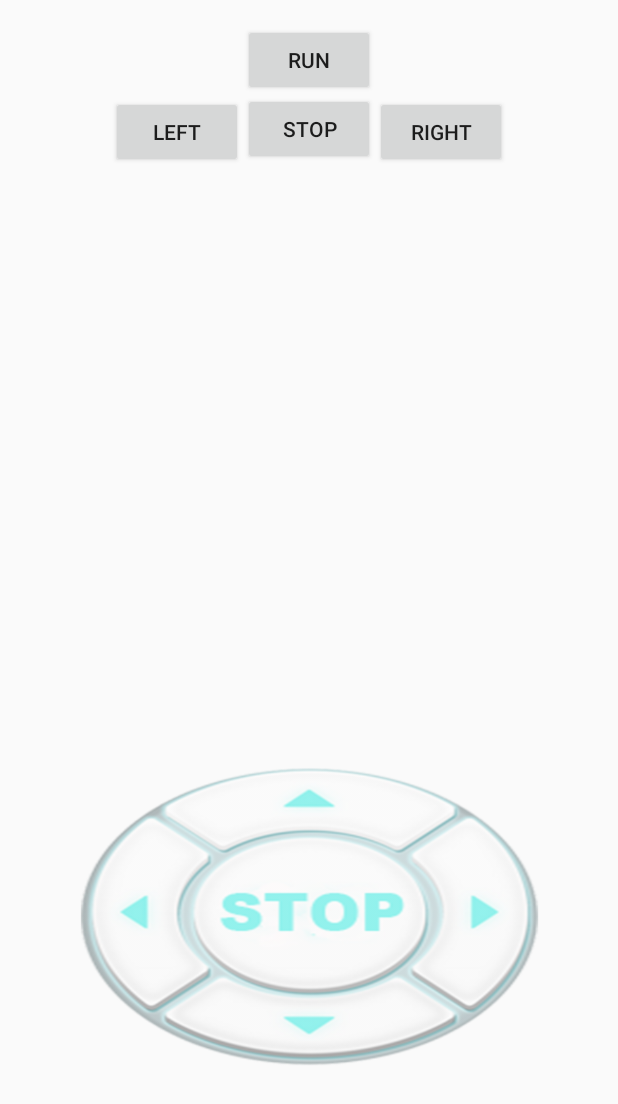
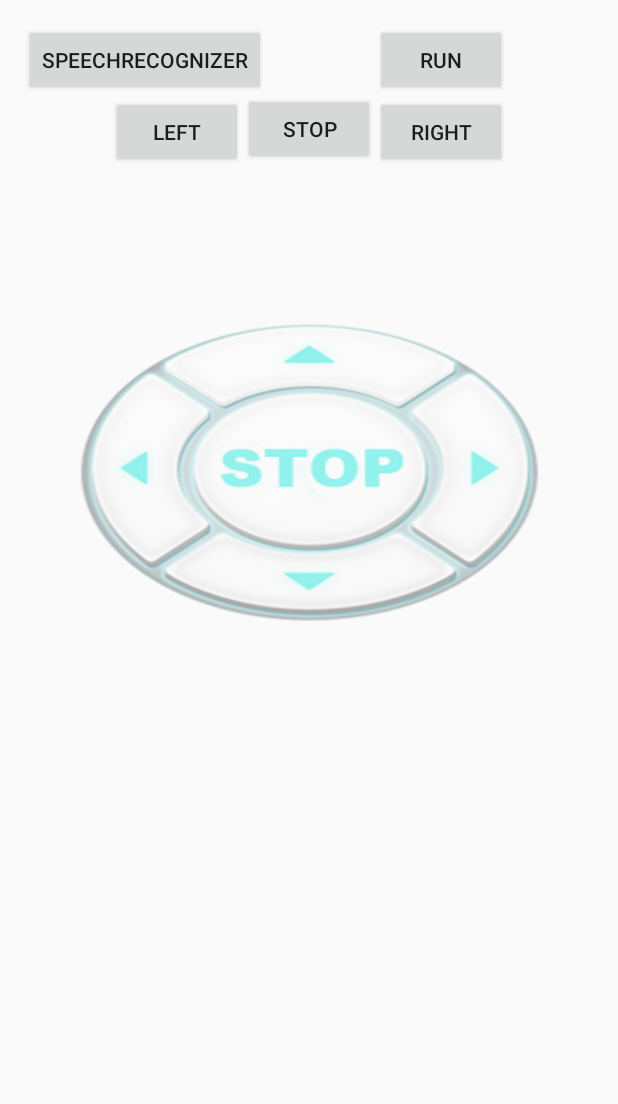
Before and after one commit to DuJiajun1994/RemoteControlCar, an Android app: the layout activity_main.xml on its own in the app's theme, with its tools: preview values and no code run, on a phone screen of 412 x 824 dp. Shown: the top 1104 px of the screen. Run offline under Robolectric (Android 15) with nearby library versions, the phone set to English and light mode, and no system bars.

Commit message:
语音识别好像可以用但是不知道要怎么提取识别出的关键字

```diff
--- a/app/build.gradle
+++ b/app/build.gradle
@@ -20,6 +20,8 @@ android {
 }
 
 dependencies {
-    compile fileTree(dir: 'libs', include: ['*.jar'])
+    compile fileTree(include: ['*.jar'], dir: 'libs')
     compile 'com.android.support:appcompat-v7:23.0.1'
+    compile files('libs/Msc.jar')
+    compile files('libs/Sunflower.jar')
 }
--- a/app/src/main/res/layout/activity_main.xml
+++ b/app/src/main/res/layout/activity_main.xml
@@ -5,14 +5,22 @@
     android:paddingTop="@dimen/activity_vertical_margin"
     android:paddingBottom="@dimen/activity_vertical_margin" tools:context=".MainActivity">
 
+    <!--Don't delete, you can put it anywhere you like-->
+    <Button
+        android:layout_width="wrap_content"
+        android:layout_height="wrap_content"
+        android:id="@+id/speechRecognizer"
+        android:text="SpeechRecognizer"
+        />
 
     <ImageView
         android:layout_width="match_parent"
         android:layout_height="wrap_content"
         android:id="@+id/motion_button"
         android:src="@drawable/default_stop"
-        android:layout_alignParentBottom="true"
-        android:layout_marginBottom="0dp" />
+        android:layout_below="@+id/left_button"
+        android:layout_alignParentRight="true"
+        android:layout_alignParentEnd="true" />
 
     <Button
         android:layout_width="wrap_content"
@@ -28,8 +36,8 @@
         android:text="run"
         android:id="@+id/top_button"
         android:layout_alignParentTop="true"
-        android:layout_centerHorizontal="true"
-        android:layout_marginTop="0dp" />
+        android:layout_toRightOf="@+id/stop_button"
+        android:layout_toEndOf="@+id/stop_button" />
 
     <Button
         android:layout_width="wrap_content"
@@ -48,4 +56,6 @@
         android:layout_below="@+id/top_button"
         android:layout_toRightOf="@+id/stop_button"
         android:layout_toEndOf="@+id/stop_button" />
+
+
 </RelativeLayout>
--- a/app/src/main/res/values/strings.xml
+++ b/app/src/main/res/values/strings.xml
@@ -3,4 +3,5 @@
 
     <string name="hello_world">Hello world!</string>
     <string name="action_settings">Settings</string>
+    <string name="appid">56501737</string>
 </resources>
```
Also changed, not shown: app/src/main/AndroidManifest.xml (+10 -1 lines), app/src/main/java/sjtudeveloper/remotecontroller/MainActivity.java (+23 -3 lines), app/src/main/java/sjtudeveloper/remotecontroller/VoiceRecognizer.java (added, +110 -0 lines), app/src/main/java/util/APKInstaller.java (added, +59 -0 lines), app/libs/Msc.jar (added), app/libs/Sunflower.jar (added), 3 other files.
